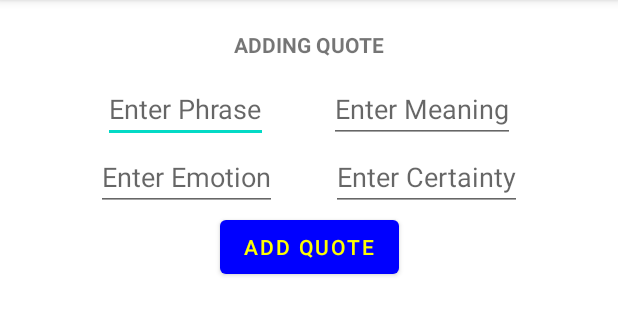
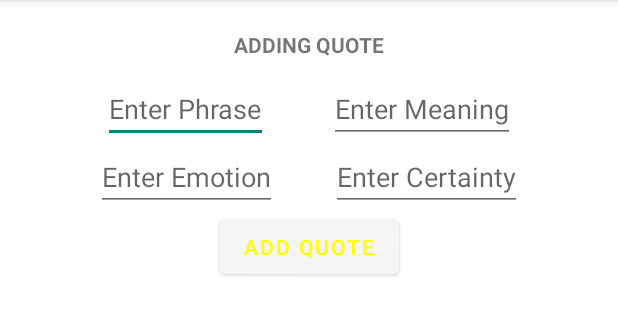
Before and after one commit to Atasayco3/Project_Verbal, an Android app: the AddQuoteActivity screen opened directly, with no data from a screen before it, on a phone screen of 412 x 824 dp, the part 84-420 px from its top. Run offline under Robolectric (Android 15) with nearby library versions, the phone set to English and light mode, and no system bars.

```diff
--- a/app/src/main/java/com/example/project_verbal/AddQuoteActivity.kt
+++ b/app/src/main/java/com/example/project_verbal/AddQuoteActivity.kt
@@ -17,6 +17,7 @@ import com.example.project_verbal.R
 
 class AddQuoteActivity : AppCompatActivity() {
     override fun onCreate(savedInstanceState: Bundle?) {
+        setTheme(R.style.Theme_Project_Verbal)
         super.onCreate(savedInstanceState)
         setContentView(R.layout.activity_add_quote)
 
--- a/app/src/main/res/layout/activity_add_quote.xml
+++ b/app/src/main/res/layout/activity_add_quote.xml
@@ -3,6 +3,7 @@
     xmlns:app="http://schemas.android.com/apk/res-auto"
     xmlns:tools="http://schemas.android.com/tools"
     android:id="@+id/main"
+    android:theme="@style/Theme.AppCompat.DayNight.NoActionBar"
     android:layout_width="match_parent"
     android:layout_height="match_parent"
     tools:context=".ui.AddQuoteActivity"
--- a/app/src/main/res/layout/fragment_quote_list.xml
+++ b/app/src/main/res/layout/fragment_quote_list.xml
@@ -21,7 +21,6 @@
         android:layout_gravity="end|bottom"
         android:src="@drawable/ic_launcher_background"
         android:layout_alignParentEnd="true"
-        android:layout_alignParentBottom="true"
-        />
+        android:layout_alignParentBottom="true" />
 
 </RelativeLayout>
--- a/app/src/main/res/values/themes.xml
+++ b/app/src/main/res/values/themes.xml
@@ -16,4 +16,5 @@
     <style name="Theme.Project_Verbal" parent="Base.Theme.Project_Verbal" />
     <style name="Theme.Project_Verbal.AppBarOverlay" parent="ThemeOverlay.AppCompat.Dark.ActionBar" />
     <style name="Theme.Project_Verbal.PopupOverlay" parent="ThemeOverlay.AppCompat.Light" />
+
 </resources>
```
